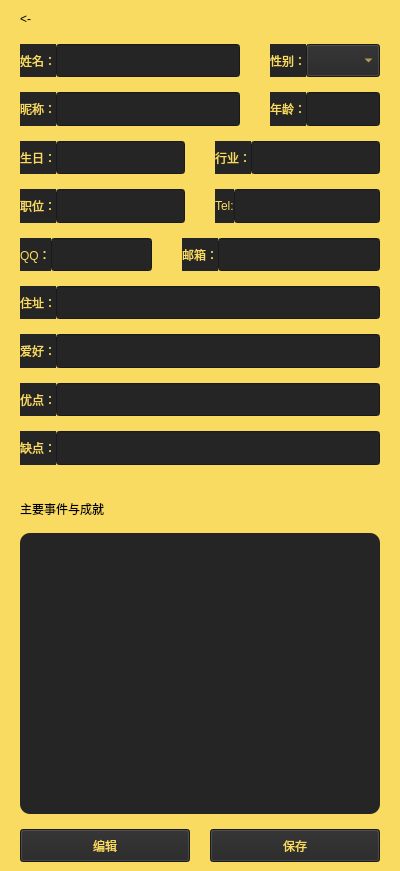
This is Kit/persondetailinfosubpage.ui in MichaelFeng823/SharkBookProject as Qt 5 draws it before an edit. The edited form follows.
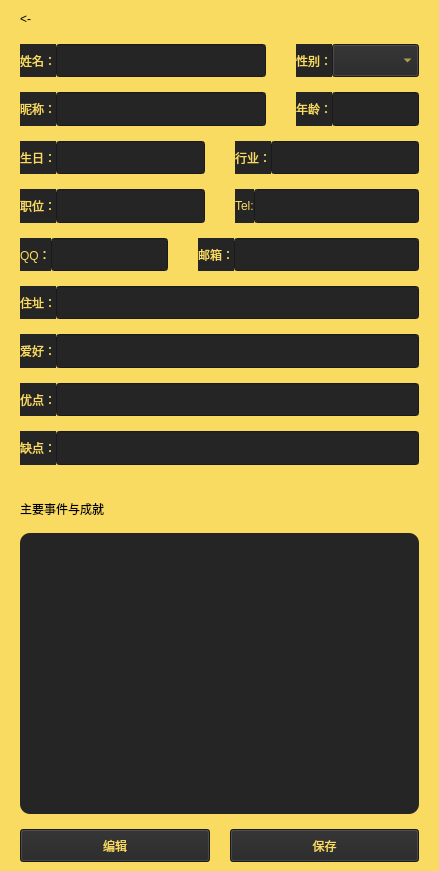
This is the edited form.

Diff of the .ui file:
```diff
--- a/Kit/persondetailinfosubpage.ui
+++ b/Kit/persondetailinfosubpage.ui
@@ -6,7 +6,7 @@
    <rect>
     <x>0</x>
     <y>0</y>
-    <width>400</width>
+    <width>439</width>
     <height>871</height>
    </rect>
   </property>
```
Left out of the diff: 8 changed lines with no effect on the pictures.
